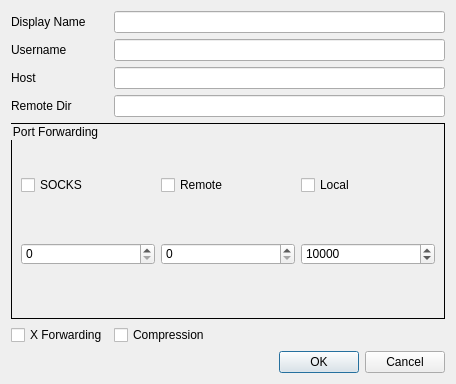
The window that account.ui (greg-hellings/SquaSSH) describes before a commit, drawn with Qt 5.
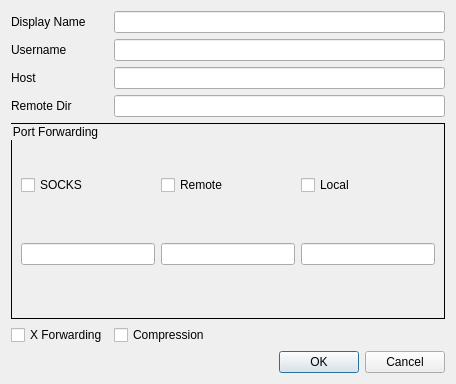
The same window after the commit.

Commit message:
Remove spinners for more port viability
Changed all the port forwarding spinners from the current
int handlers to generic line edits for strings. That way
the user can specify arbitrary options to forward, as the
complexity of the forwarding can be high.

The edit to the form file:
```diff
--- a/account.ui
+++ b/account.ui
@@ -88,29 +88,14 @@
         </property>
        </widget>
       </item>
+      <item row="1" column="2">
+       <widget class="QLineEdit" name="localPort"/>
+      </item>
       <item row="1" column="1">
-       <widget class="QSpinBox" name="remotePort">
-        <property name="maximum">
-         <number>65535</number>
-        </property>
-       </widget>
+       <widget class="QLineEdit" name="remotePort"/>
       </item>
       <item row="1" column="0">
-       <widget class="QSpinBox" name="socksPort">
-        <property name="maximum">
-         <number>65535</number>
-        </property>
-       </widget>
-      </item>
-      <item row="1" column="2">
-       <widget class="QSpinBox" name="localPort">
-        <property name="maximum">
-         <number>65535</number>
-        </property>
-        <property name="value">
-         <number>10000</number>
-        </property>
-       </widget>
+       <widget class="QLineEdit" name="socksPort"/>
       </item>
      </layout>
     </widget>
```
The commit also changes 6 other files.
